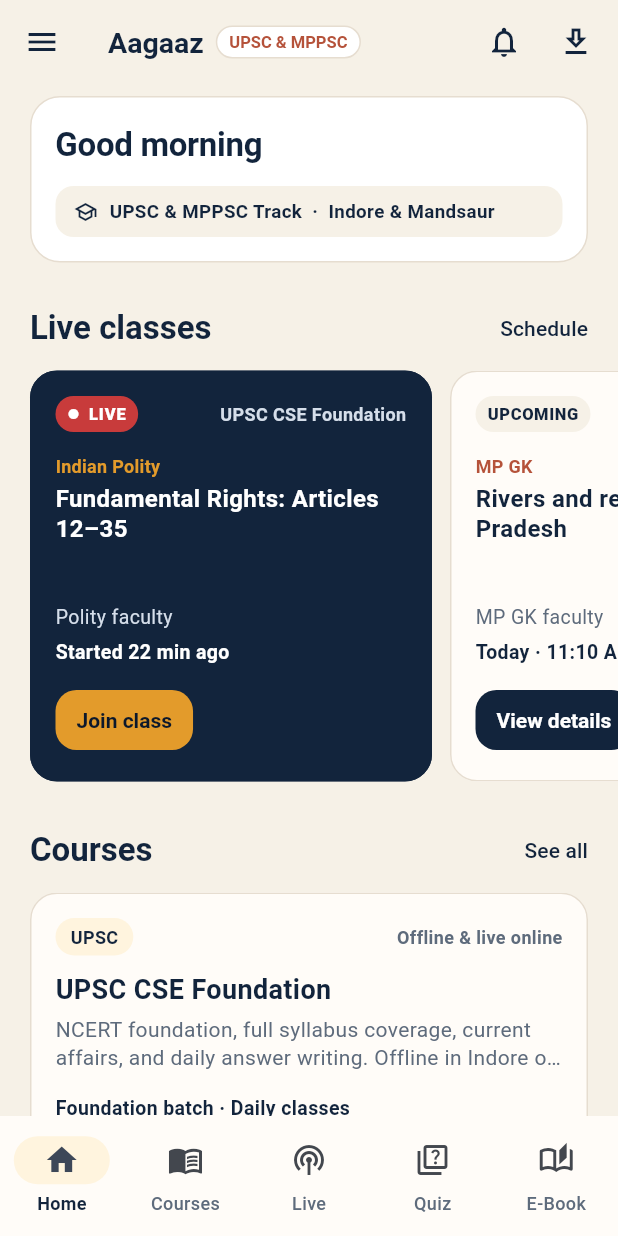
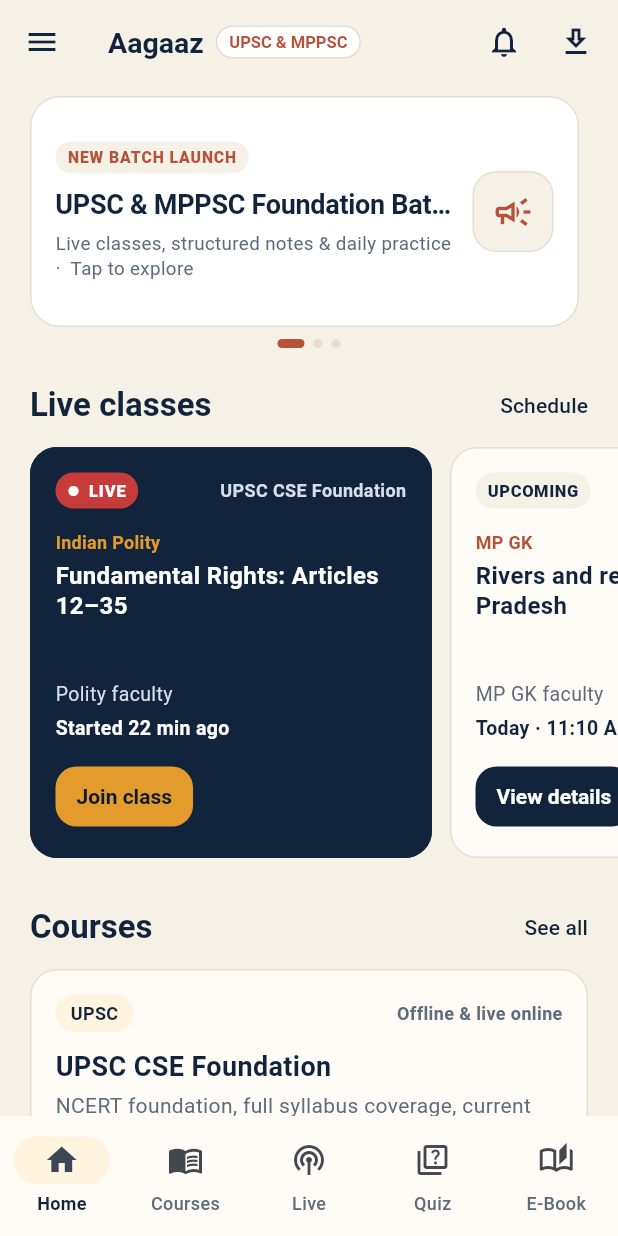
Before and after one commit to ritesh14321/aagaaz-institute-app, a Flutter app: the InstituteShell screen opened directly, in the side drawer, after a tap on "Schedule", on a phone screen of 412 x 824 dp. Run offline on Flutter 3.47's test engine with Material 3 defaults, Android fonts, the phone set to English and light mode, and no system bars.

Commit message:
Update home_screen.dart

```diff
--- a/lib/screens/home_screen.dart
+++ b/lib/screens/home_screen.dart
@@ -1,17 +1,18 @@
+import 'dart:async';
+
 import 'package:flutter/material.dart';
 
 import '../data/catalog.dart';
 import '../models/live_class.dart';
 import '../state/institute_store.dart';
 import '../theme/app_colors.dart';
-import '../utils/phone.dart';
 import '../widgets/course_card.dart';
 import '../widgets/live_class_card.dart';
 import '../widgets/section_header.dart';
 import 'classroom_screen.dart';
 import 'course_detail_screen.dart';
 
-class HomeScreen extends StatelessWidget {
+class HomeScreen extends StatefulWidget {
   const HomeScreen({
     super.key,
     required this.onBrowseCourses,
@@ -22,95 +23,130 @@ class HomeScreen extends StatelessWidget {
   final VoidCallback onBrowseLive;
 
   @override
+  State<HomeScreen> createState() => _HomeScreenState();
+}
+
+class _HomeScreenState extends State<HomeScreen> {
+  final PageController _bannerController = PageController();
+  Timer? _autoSlideTimer;
+  int _bannerIndex = 0;
+
+  List<_PromoBanner> _bannersForExam(String exam) {
+    return [
+      _PromoBanner(
+        badge: 'NEW BATCH LAUNCH',
+        title: '$exam Foundation Batch 2026',
+        subtitle: 'Live classes, structured notes & daily practice  ·  Tap to explore',
+        icon: Icons.campaign_outlined,
+        accentColor: AppColors.clay,
+      ),
+      _PromoBanner(
+        badge: 'LIVE MENTORSHIP',
+        title: 'Prelims & Mains Test Series',
+        subtitle: 'Regular evaluation & answer writing guidance in Indore & Mandsaur',
+        icon: Icons.verified_outlined,
+        accentColor: AppColors.ink,
+      ),
+      _PromoBanner(
+        badge: 'DAILY PRACTICE',
+        title: 'Daily Quiz & Current Affairs',
+        subtitle: 'Sharpen accuracy every day with topic-wise question sets',
+        icon: Icons.auto_awesome_outlined,
+        accentColor: AppColors.clay,
+      ),
+    ];
+  }
+
+  @override
+  void initState() {
+    super.initState();
+    _autoSlideTimer = Timer.periodic(const Duration(seconds: 4), (_) {
+      if (!mounted || !_bannerController.hasClients) return;
+      final nextPage = (_bannerIndex + 1) % 3;
+      _bannerController.animateToPage(
+        nextPage,
+        duration: const Duration(milliseconds: 420),
+        curve: Curves.easeInOut,
+      );
+    });
+  }
+
+  @override
+  void dispose() {
+    _autoSlideTimer?.cancel();
+    _bannerController.dispose();
+    super.dispose();
+  }
+
+  @override
   Widget build(BuildContext context) {
     final store = InstituteScope.of(context);
     final exam = store.selectedExam ?? 'UPSC & MPPSC';
+    final banners = _bannersForExam(exam);
     final classes = Catalog.liveClasses();
     final courses = [...Catalog.courses]..sort((a, b) {
         final aRank = store.isEnrolled(a.id) ? 0 : 1;
         final bRank = store.isEnrolled(b.id) ? 0 : 1;
         return aRank.compareTo(bRank);
       });
-    final phone = store.phone;
 
     return CustomScrollView(
       slivers: [
         SliverPadding(
           padding: const EdgeInsets.fromLTRB(20, 8, 20, 0),
           sliver: SliverToBoxAdapter(
-            child: Container(
-              padding: const EdgeInsets.all(16),
-              decoration: BoxDecoration(
-                color: Colors.white,
-                borderRadius: BorderRadius.circular(20),
-                border: Border.all(color: AppColors.line),
-              ),
-              child: Column(
-                crossAxisAlignment: CrossAxisAlignment.start,
-                children: [
-                  Text(
-                    _greeting(),
-                    style: const TextStyle(
-                      color: AppColors.ink,
-                      fontSize: 22,
-                      fontWeight: FontWeight.w700,
-                      letterSpacing: -0.2,
-                    ),
+            child: Column(
+              children: [
+                SizedBox(
+                  height: 154,
+                  child: PageView.builder(
+                    controller: _bannerController,
+                    itemCount: banners.length,
+                    onPageChanged: (index) {
+                      setState(() => _bannerIndex = index);
+                    },
+                    itemBuilder: (context, index) {
+                      final banner = banners[index];
+                      return Padding(
+                        padding: EdgeInsets.only(
+                          right: index == banners.length - 1 ? 0 : 6,
+                        ),
+                        child: _BannerCard(
+                          banner: banner,
+                          onTap: widget.onBrowseCourses,
+                        ),
+                      );
+                    },
                   ),
-                  if (phone != null) ...[
-                    const SizedBox(height: 2),
-                    Text(
-                      maskIndianMobile(phone),
-                      style: const TextStyle(
-                        color: AppColors.muted,
-                        fontSize: 13,
+                ),
+                const SizedBox(height: 8),
+                Row(
+                  mainAxisAlignment: MainAxisAlignment.center,
+                  children: List.generate(banners.length, (index) {
+                    final active = index == _bannerIndex;
+                    return AnimatedContainer(
+                      duration: const Duration(milliseconds: 220),
+                      margin: const EdgeInsets.symmetric(horizontal: 3),
+                      width: active ? 18 : 6,
+                      height: 6,
+                      decoration: BoxDecoration(
+                        color: active ? AppColors.clay : AppColors.line,
+                        borderRadius: BorderRadius.circular(999),
                       ),
-                    ),
-                  ],
-                  const SizedBox(height: 12),
-                  Container(
-                    width: double.infinity,
-                    padding: const EdgeInsets.symmetric(
-                      horizontal: 12,
-                      vertical: 8,
-                    ),
-                    decoration: BoxDecoration(
-                      color: AppColors.cream,
-                      borderRadius: BorderRadius.circular(12),
-                    ),
-                    child: Row(
-                      children: [
-                        const Icon(
-                          Icons.school_outlined,
-                          size: 16,
-                          color: AppColors.ink,
-                        ),
-                        const SizedBox(width: 8),
-                        Expanded(
-                          child: Text(
-                            '$exam Track  ·  Indore & Mandsaur',
-                            style: const TextStyle(
-                              color: AppColors.ink,
-                              fontSize: 12.5,
-                              fontWeight: FontWeight.w600,
-                            ),
-                          ),
-                        ),
-                      ],
-                    ),
-                  ),
-                ],
-              ),
+                    );
+                  }),
+                ),
+              ],
             ),
           ),
         ),
         SliverPadding(
-          padding: const EdgeInsets.fromLTRB(20, 20, 8, 0),
+          padding: const EdgeInsets.fromLTRB(20, 14, 8, 0),
           sliver: SliverToBoxAdapter(
             child: SectionHeader(
               title: 'Live classes',
               actionLabel: 'Schedule',
-              onAction: onBrowseLive,
+              onAction: widget.onBrowseLive,
             ),
           ),
         ),
@@ -138,7 +174,7 @@ class HomeScreen extends StatelessWidget {
             child: SectionHeader(
               title: 'Courses',
               actionLabel: 'See all',
-              onAction: onBrowseCourses,
+              onAction: widget.onBrowseCourses,
             ),
           ),
         ),
@@ -175,9 +211,116 @@ class HomeScreen extends StatelessWidget {
   }
 }
 
-String _greeting() {
-  final hour = DateTime.now().hour;
-  if (hour < 12) return 'Good morning';
-  if (hour < 17) return 'Good afternoon';
-  return 'Good evening';
+class _PromoBanner {
+  const _PromoBanner({
+    required this.badge,
+    required this.title,
+    required this.subtitle,
+    required this.icon,
+    required this.accentColor,
+  });
+
+  final String badge;
+  final String title;
+  final String subtitle;
+  final IconData icon;
+  final Color accentColor;
 }
+
+class _BannerCard extends StatelessWidget {
+  const _BannerCard({
+    required this.banner,
+    required this.onTap,
+  });
+
+  final _PromoBanner banner;
+  final VoidCallback onTap;
+
+  @override
+  Widget build(BuildContext context) {
+    return Material(
+      color: Colors.white,
+      borderRadius: BorderRadius.circular(20),
+      child: InkWell(
+        onTap: onTap,
+        borderRadius: BorderRadius.circular(20),
+        child: Container(
+          padding: const EdgeInsets.all(16),
+          decoration: BoxDecoration(
+            borderRadius: BorderRadius.circular(20),
+            border: Border.all(color: AppColors.line),
+          ),
+          child: Row(
+            children: [
+              Expanded(
+                child: Column(
+                  crossAxisAlignment: CrossAxisAlignment.start,
+                  mainAxisAlignment: MainAxisAlignment.center,
+                  children: [
+                    Container(
+                      padding: const EdgeInsets.symmetric(
+                        horizontal: 8,
+                        vertical: 3,
+                      ),
+                      decoration: BoxDecoration(
+                        color: AppColors.cream,
+                        borderRadius: BorderRadius.circular(999),
+                      ),
+                      child: Text(
+                        banner.badge,
+                        style: TextStyle(
+                          color: banner.accentColor,
+                          fontSize: 10.5,
+                          fontWeight: FontWeight.w800,
+                          letterSpacing: 0.6,
+                        ),
+                      ),
+                    ),
+                    const SizedBox(height: 8),
+                    Text(
+                      banner.title,
+                      maxLines: 1,
+                      overflow: TextOverflow.ellipsis,
+                      style: const TextStyle(
+                        color: AppColors.ink,
+                        fontSize: 18,
+                        fontWeight: FontWeight.w700,
+                        letterSpacing: -0.2,
+                      ),
+                    ),
+                    const SizedBox(height: 4),
+                    Text(
+                      banner.subtitle,
+                      maxLines: 2,
+                      overflow: TextOverflow.ellipsis,
+                      style: const TextStyle(
+                        color: AppColors.muted,
+                        fontSize: 12.5,
+                        height: 1.35,
+                      ),
+                    ),
+                  ],
+                ),
+              ),
+              const SizedBox(width: 12),
+              Container(
+                width: 54,
+                height: 54,
+                decoration: BoxDecoration(
+                  color: AppColors.cream,
+                  borderRadius: BorderRadius.circular(16),
+                  border: Border.all(color: AppColors.line),
+                ),
+                child: Icon(
+                  banner.icon,
+                  color: banner.accentColor,
+                  size: 28,
+                ),
+              ),
+            ],
+          ),
+        ),
+      ),
+    );
+  }
+}
```
